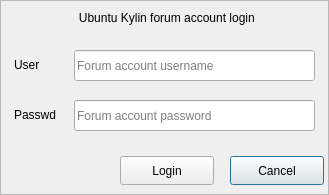
Above: src/logindialog.ui from UbuntuKylin/youker-assistant before the change. Below: the same form after it.
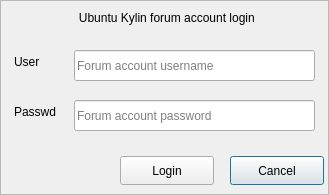
That is the form after the change. Icons and pictures are not drawn.

Commit message: Dialog Font Display

Patch:
```diff
--- a/src/logindialog.ui
+++ b/src/logindialog.ui
@@ -64,9 +64,9 @@
    <property name="geometry">
     <rect>
      <x>14</x>
-     <y>107</y>
+     <y>97</y>
      <width>58</width>
-     <height>16</height>
+     <height>31</height>
     </rect>
    </property>
    <property name="text">
@@ -112,9 +112,9 @@
    <property name="geometry">
     <rect>
      <x>14</x>
-     <y>57</y>
+     <y>47</y>
      <width>58</width>
-     <height>16</height>
+     <height>31</height>
     </rect>
    </property>
    <property name="text">
```
The commit also changes 3 other files.
